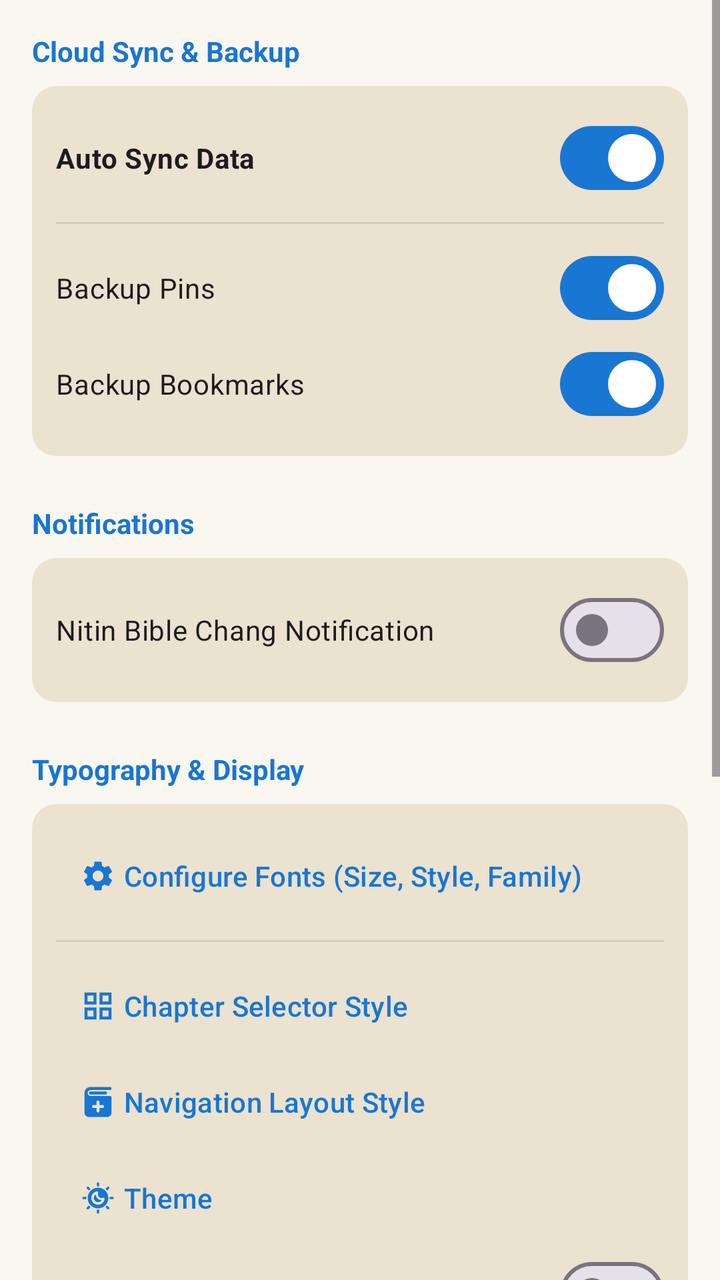
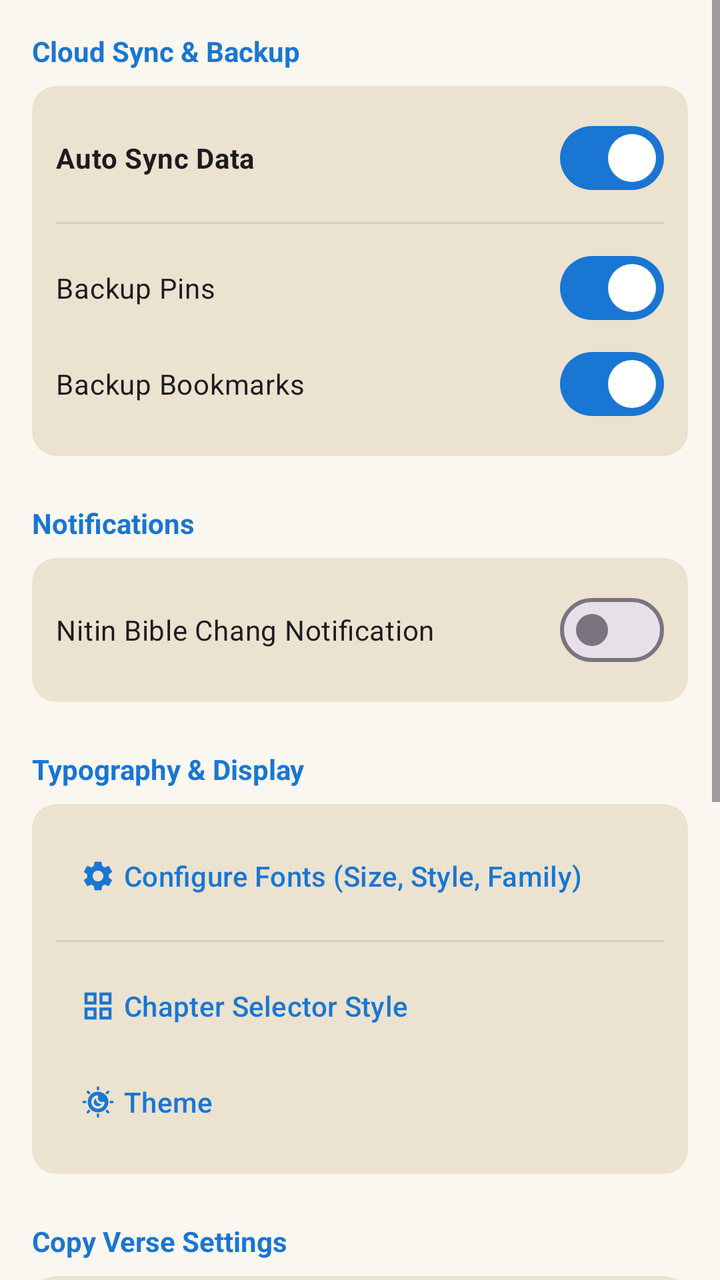

Screens rendered from an Android XML layout before and after an edit, with the pre-edit source and the edit as a unified diff.
<!-- AndroidManifest.xml: application theme Theme.MizoGoBible -->
<!-- res/layout/fragment_settings.xml -->
<?xml version="1.0" encoding="utf-8"?>
<androidx.constraintlayout.widget.ConstraintLayout xmlns:android="http://schemas.android.com/apk/res/android"
    xmlns:app="http://schemas.android.com/apk/res-auto"
    xmlns:tools="http://schemas.android.com/tools"
    android:layout_width="match_parent"
    android:layout_height="match_parent"
    android:background="?attr/colorSurface">

    
    <ScrollView
        android:layout_width="0dp"
        android:layout_height="match_parent"
        app:layout_constraintWidth_max="600dp"
        app:layout_constraintStart_toStartOf="parent"
        app:layout_constraintEnd_toEndOf="parent">

        <LinearLayout
            android:layout_width="match_parent"
            android:layout_height="wrap_content"
            android:orientation="vertical"
            android:padding="16dp">

            <TextView
                android:layout_width="wrap_content"
                android:layout_height="wrap_content"
                android:layout_marginBottom="8dp"
                android:text="Cloud Sync &amp; Backup"
                android:textColor="?attr/colorPrimary"
                android:textSize="14sp"
                android:textStyle="bold" />

            <com.google.android.material.card.MaterialCardView
                android:layout_width="match_parent"
                android:layout_height="wrap_content"
                android:layout_marginBottom="24dp"
                app:cardBackgroundColor="?attr/colorSecondaryContainer"
                app:cardCornerRadius="12dp"
                app:strokeWidth="0dp">

                <LinearLayout
                    android:layout_width="match_parent"
                    android:layout_height="wrap_content"
                    android:orientation="vertical"
                    android:padding="12dp">

                    <com.google.android.material.materialswitch.MaterialSwitch
                        android:id="@+id/switch_auto_sync"
                        android:layout_width="match_parent"
                        android:layout_height="wrap_content"
                        android:checked="true"
                        android:text="Auto Sync Data"
                        android:textStyle="bold" />

                    <View
                        android:layout_width="match_parent"
                        android:layout_height="1dp"
                        android:layout_marginVertical="8dp"
                        android:alpha="0.1"
                        android:background="?attr/colorOnSurface" />

                    <com.google.android.material.materialswitch.MaterialSwitch
                        android:id="@+id/switch_backup_pins"
                        android:layout_width="match_parent"
                        android:layout_height="wrap_content"
                        android:checked="true"
                        android:text="Backup Pins" />

                    <com.google.android.material.materialswitch.MaterialSwitch
                        android:id="@+id/switch_backup_bookmarks"
                        android:layout_width="match_parent"
                        android:layout_height="wrap_content"
                        android:checked="true"
                        android:text="Backup Bookmarks" />

                </LinearLayout>
            </com.google.android.material.card.MaterialCardView>

            <TextView
                android:layout_width="wrap_content"
                android:layout_height="wrap_content"
                android:layout_marginBottom="8dp"
                android:text="Notifications"
                android:textColor="?attr/colorPrimary"
                android:textSize="14sp"
                android:textStyle="bold" />

            <com.google.android.material.card.MaterialCardView
                android:layout_width="match_parent"
                android:layout_height="wrap_content"
                android:layout_marginBottom="24dp"
                app:cardBackgroundColor="?attr/colorSecondaryContainer"
                app:cardCornerRadius="12dp"
                app:strokeWidth="0dp">

                <LinearLayout
                    android:layout_width="match_parent"
                    android:layout_height="wrap_content"
                    android:orientation="vertical"
                    android:padding="12dp">

                    <com.google.android.material.materialswitch.MaterialSwitch
                        android:id="@+id/switch_daily_verse_notification"
                        android:layout_width="match_parent"
                        android:layout_height="wrap_content"
                        android:text="Nitin Bible Chang Notification" />

                </LinearLayout>
            </com.google.android.material.card.MaterialCardView>

            <TextView
                android:layout_width="wrap_content"
                android:layout_height="wrap_content"
                android:layout_marginBottom="8dp"
                android:text="Typography &amp; Display"
                android:textColor="?attr/colorPrimary"
                android:textSize="14sp"
                android:textStyle="bold" />

            <com.google.android.material.card.MaterialCardView
                android:layout_width="match_parent"
                android:layout_height="wrap_content"
                android:layout_marginBottom="24dp"
                app:cardBackgroundColor="?attr/colorSecondaryContainer"
                app:cardCornerRadius="12dp"
                app:strokeWidth="0dp">

                <LinearLayout
                    android:layout_width="match_parent"
                    android:layout_height="wrap_content"
                    android:orientation="vertical"
                    android:padding="12dp">

                    <com.google.android.material.button.MaterialButton
                        android:id="@+id/btn_font_settings"
                        style="@style/Widget.Material3.Button.TextButton"
                        android:layout_width="match_parent"
                        android:layout_height="wrap_content"
                        android:gravity="start|center_vertical"
                        android:text="Configure Fonts (Size, Style, Family)"
                        app:icon="@drawable/ic_settings_black_24dp" />

                    <View
                        android:layout_width="match_parent"
                        android:layout_height="1dp"
                        android:layout_marginVertical="8dp"
                        android:alpha="0.1"
                        android:background="?attr/colorOnSurface" />
                        
                    <com.google.android.material.button.MaterialButton
                        android:id="@+id/btn_chapter_selector_style"
                        style="@style/Widget.Material3.Button.TextButton"
                        android:layout_width="match_parent"
                        android:layout_height="wrap_content"
                        android:gravity="start|center_vertical"
                        android:text="Chapter Selector Style"
                        app:icon="@drawable/ic_grid_view" />

                    <FrameLayout
                        android:layout_width="match_parent"
                        android:layout_height="wrap_content">

                        <com.google.android.material.button.MaterialButton
                            android:id="@+id/btn_navigation_layout_style"
                            style="@style/Widget.Material3.Button.TextButton"
                            android:layout_width="match_parent"
                            android:layout_height="wrap_content"
                            android:gravity="start|center_vertical"
                            android:text="Navigation Layout Style"
                            app:icon="@drawable/home" />

                        <TextView
                            android:id="@+id/badge_new_layout"
                            android:layout_width="wrap_content"
                            android:layout_height="wrap_content"
                            android:layout_gravity="end|center_vertical"
                            android:layout_marginEnd="12dp"
                            android:background="@drawable/bg_new_badge"
                            android:paddingHorizontal="8dp"
                            android:paddingVertical="2dp"
                            android:text="NEW"
                            android:textColor="@color/white"
                            android:textSize="10sp"
                            android:textStyle="bold"
                            android:visibility="gone"
                            tools:visibility="visible" />
                    </FrameLayout>

                    <com.google.android.material.button.MaterialButton
                        android:id="@+id/btn_theme_settings"
                        style="@style/Widget.Material3.Button.TextButton"
                        android:layout_width="match_parent"
                        android:layout_height="wrap_content"
                        android:gravity="start|center_vertical"
                        android:text="Theme"
                        app:icon="@drawable/theme" />

                    <com.google.android.material.materialswitch.MaterialSwitch
                        android:id="@+id/switch_eye_protection"
                        android:layout_width="match_parent"
                        android:layout_height="wrap_content"
                        android:text="Mit Kham Venna" />

                    <com.google.android.material.materialswitch.MaterialSwitch
                        android:id="@+id/switch_keep_screen_on"
                        android:layout_width="match_parent"
                        android:layout_height="wrap_content"
                        android:text="Keep Screen On while reading" />

                </LinearLayout>
            </com.google.android.material.card.MaterialCardView>

            <TextView
                android:layout_width="wrap_content"
                android:layout_height="wrap_content"
                android:layout_marginBottom="8dp"
                android:text="Bible chang Copy &amp; Share Settings"
                android:textColor="?attr/colorPrimary"
                android:textSize="14sp"
                android:textStyle="bold" />

            <com.google.android.material.card.MaterialCardView
                android:layout_width="match_parent"
                android:layout_height="wrap_content"
                android:layout_marginBottom="24dp"
                app:cardBackgroundColor="?attr/colorSecondaryContainer"
                app:cardCornerRadius="12dp"
                app:strokeWidth="0dp">

                <LinearLayout
                    android:layout_width="match_parent"
                    android:layout_height="wrap_content"
                    android:orientation="vertical"
                    android:padding="12dp">

                    <com.google.android.material.materialswitch.MaterialSwitch
                        android:id="@+id/switch_copy_include_reference"
                        android:layout_width="match_parent"
                        android:layout_height="wrap_content"
                        android:checked="true"
                        android:text="Bible reference telh i duh chuan On rawh." />

                    <com.google.android.material.materialswitch.MaterialSwitch
                        android:id="@+id/switch_copy_reference_top_bottom"
                        android:layout_width="match_parent"
                        android:layout_height="wrap_content"
                        android:checked="false"
                        android:text="Reference a hnuai a dah i duh chuan On rawh." />

                </LinearLayout>
            </com.google.android.material.card.MaterialCardView>

            <com.google.android.material.button.MaterialButton
                android:id="@+id/btn_reset_all"
                style="@style/Widget.Material3.Button.TonalButton"
                android:layout_width="match_parent"
                android:layout_height="wrap_content"
                android:layout_marginTop="16dp"
                android:text="Reset All Local Data"
                android:textColor="#FF5252" />

            <TextView
                android:id="@+id/text_app_version"
                android:layout_width="wrap_content"
                android:layout_height="wrap_content"
                android:layout_gravity="center_horizontal"
                android:layout_marginTop="32dp"
                android:alpha="0.5"
                android:text="App Version: 1.0.0"
                android:textSize="12sp" />

        </LinearLayout>
    </ScrollView>
</androidx.constraintlayout.widget.ConstraintLayout>
<!-- resources referenced by this layout -->
<resources>
  <color name="white">#FFFFFFFF</color>
  <!-- drawable bg_new_badge (drawable) -->
  <?xml version="1.0" encoding="utf-8"?>
  <shape xmlns:android="http://schemas.android.com/apk/res/android"
      android:shape="rectangle">
      <solid android:color="#FF5252" />
      <corners android:radius="10dp" />
  </shape>
  <!-- drawable home: vector/xml drawable (drawable, 8472 chars, omitted) -->
  <!-- drawable ic_grid_view (drawable) -->
  <vector xmlns:android="http://schemas.android.com/apk/res/android"
      android:width="24dp"
      android:height="24dp"
      android:viewportWidth="24"
      android:viewportHeight="24"
      android:tint="?attr/colorControlNormal">
    <path
        android:fillColor="@android:color/white"
        android:pathData="M3,3v8h8V3H3zM9,9H5V5h4V9zM3,13v8h8v-8H3zM9,19H5v-4h4V19zM13,3v8h8V3H13zM19,9h-4V5h4V9zM13,13v8h8v-8H13zM19,19h-4v-4h4V19z"/>
  </vector>
  <!-- drawable ic_settings_black_24dp (drawable) -->
  <vector xmlns:android="http://schemas.android.com/apk/res/android"
      android:width="24dp"
      android:height="24dp"
      android:tint="?attr/colorControlNormal"
      android:viewportWidth="24"
      android:viewportHeight="24">
      <path
          android:fillColor="@android:color/white"
          android:pathData="M19.14,12.94c0.04,-0.3 0.06,-0.61 0.06,-0.94c0,-0.32 -0.02,-0.64 -0.07,-0.94l2.03,-1.58c0.18,-0.14 0.23,-0.41 0.12,-0.61l-1.92,-3.32c-0.12,-0.22 -0.37,-0.29 -0.59,-0.22l-2.39,0.96c-0.5,-0.38 -1.03,-0.7 -1.62,-0.94L14.4,2.81c-0.04,-0.24 -0.24,-0.41 -0.48,-0.41h-3.84c-0.24,0 -0.43,0.17 -0.47,0.41L9.25,5.35C8.66,5.59 8.12,5.92 7.63,6.29L5.24,5.33c-0.22,-0.08 -0.47,0 -0.59,0.22L2.74,8.87C2.62,9.08 2.66,9.34 2.86,9.48l2.03,1.58C4.84,11.36 4.8,11.69 4.8,12s0.02,0.64 0.07,0.94l-2.03,1.58c-0.18,0.14 -0.23,0.41 -0.12,0.61l1.92,3.32c0.12,0.22 0.37,0.29 0.59,0.22l2.39,-0.96c0.5,0.38 1.03,0.7 1.62,0.94l0.36,2.54c0.05,0.24 0.24,0.41 0.48,0.41h3.84c0.24,0 0.44,-0.17 0.47,-0.41l0.36,-2.54c0.59,-0.24 1.13,-0.56 1.62,-0.94l2.39,0.96c0.22,0.08 0.47,0 0.59,-0.22l1.92,-3.32c0.12,-0.22 0.07,-0.47 -0.12,-0.61L19.14,12.94zM12,15.6c-1.98,0 -3.6,-1.62 -3.6,-3.6s1.62,-3.6 3.6,-3.6s3.6,1.62 3.6,3.6S13.98,15.6 12,15.6z" />
  </vector>
  <!-- drawable theme: vector/xml drawable (drawable, 6866 chars, omitted) -->
  <style name="Theme.MizoGoBible" parent="Theme.Material3.DayNight.NoActionBar">
          
          <item name="colorPrimary">@color/bible_blue</item>
          <item name="colorOnPrimary">@color/white</item>
          
          
          <item name="android:windowBackground">#FAF7F0</item>
          <item name="colorSurface">#FAF7F0</item>
          <item name="colorOnSurface">#201A1B</item>
          <item name="colorSurfaceVariant">#EBE2CF</item>
          
          
          <item name="android:statusBarColor">@android:color/transparent</item>
          <item name="android:navigationBarColor">@android:color/transparent</item>
          <item name="android:windowLightStatusBar">true</item>
          <item name="android:windowLightNavigationBar" tools:targetApi="27">true</item>
  
          
          <item name="colorPrimaryContainer">#D3E4FF</item>
          <item name="colorOnPrimaryContainer">#001C38</item>
          <item name="colorSecondaryContainer">#EBE2CF</item>
          <item name="colorOnSecondaryContainer">#1A1C1E</item>
          
          <item name="elevationOverlayEnabled">false</item>
      </style>
  <color name="bible_blue">#1976D2</color>
</resources>

<!-- the commit's change to res/layout/fragment_settings.xml (unified diff, before → after) -->
@@ -155,36 +155,6 @@
                         android:text="Chapter Selector Style"
                         app:icon="@drawable/ic_grid_view" />
 
-                    <FrameLayout
-                        android:layout_width="match_parent"
-                        android:layout_height="wrap_content">
-
-                        <com.google.android.material.button.MaterialButton
-                            android:id="@+id/btn_navigation_layout_style"
-                            style="@style/Widget.Material3.Button.TextButton"
-                            android:layout_width="match_parent"
-                            android:layout_height="wrap_content"
-                            android:gravity="start|center_vertical"
-                            android:text="Navigation Layout Style"
-                            app:icon="@drawable/home" />
-
-                        <TextView
-                            android:id="@+id/badge_new_layout"
-                            android:layout_width="wrap_content"
-                            android:layout_height="wrap_content"
-                            android:layout_gravity="end|center_vertical"
-                            android:layout_marginEnd="12dp"
-                            android:background="@drawable/bg_new_badge"
-                            android:paddingHorizontal="8dp"
-                            android:paddingVertical="2dp"
-                            android:text="NEW"
-                            android:textColor="@color/white"
-                            android:textSize="10sp"
-                            android:textStyle="bold"
-                            android:visibility="gone"
-                            tools:visibility="visible" />
-                    </FrameLayout>
-
                     <com.google.android.material.button.MaterialButton
                         android:id="@+id/btn_theme_settings"
                         style="@style/Widget.Material3.Button.TextButton"
@@ -194,18 +164,6 @@
                         android:text="Theme"
                         app:icon="@drawable/theme" />
 
-                    <com.google.android.material.materialswitch.MaterialSwitch
-                        android:id="@+id/switch_eye_protection"
-                        android:layout_width="match_parent"
-                        android:layout_height="wrap_content"
-                        android:text="Mit Kham Venna" />
-
-                    <com.google.android.material.materialswitch.MaterialSwitch
-                        android:id="@+id/switch_keep_screen_on"
-                        android:layout_width="match_parent"
-                        android:layout_height="wrap_content"
-                        android:text="Keep Screen On while reading" />
-
                 </LinearLayout>
             </com.google.android.material.card.MaterialCardView>
 
@@ -213,7 +171,7 @@
                 android:layout_width="wrap_content"
                 android:layout_height="wrap_content"
                 android:layout_marginBottom="8dp"
-                android:text="Bible chang Copy &amp; Share Settings"
+                android:text="Copy Verse Settings"
                 android:textColor="?attr/colorPrimary"
                 android:textSize="14sp"
                 android:textStyle="bold" />
@@ -232,19 +190,136 @@
                     android:orientation="vertical"
                     android:padding="12dp">
 
-                    <com.google.android.material.materialswitch.MaterialSwitch
-                        android:id="@+id/switch_copy_include_reference"
-                        android:layout_width="match_parent"
-                        android:layout_height="wrap_content"
-                        android:checked="true"
-                        android:text="Bible reference telh i duh chuan On rawh." />
-
-                    <com.google.android.material.materialswitch.MaterialSwitch
-                        android:id="@+id/switch_copy_reference_top_bottom"
-                        android:layout_width="match_parent"
-                        android:layout_height="wrap_content"
-                        android:checked="false"
-                        android:text="Reference a hnuai a dah i duh chuan On rawh." />
+                    
+                    <LinearLayout
+                        android:id="@+id/layout_copy_include_ref"
+                        android:layout_width="match_parent"
+                        android:layout_height="wrap_content"
+                        android:gravity="center_vertical"
+                        android:orientation="horizontal"
+                        android:paddingVertical="6dp">
+
+                        <LinearLayout
+                            android:layout_width="0dp"
+                            android:layout_height="wrap_content"
+                            android:layout_weight="1"
+                            android:orientation="vertical">
+
+                            <TextView
+                                android:layout_width="wrap_content"
+                                android:layout_height="wrap_content"
+                                android:text="Include Reference"
+                                android:textColor="?attr/colorOnSurface"
+                                android:textSize="14sp"
+                                android:textStyle="bold" />
+
+                            <TextView
+                                android:layout_width="wrap_content"
+                                android:layout_height="wrap_content"
+                                android:alpha="0.7"
+                                android:text="Bible reference telh i duh chuan On rawh."
+                                android:textColor="?attr/colorOnSurface"
+                                android:textSize="12sp" />
+                        </LinearLayout>
+
+                        <com.google.android.material.materialswitch.MaterialSwitch
+                            android:id="@+id/switch_copy_include_reference"
+                            android:layout_width="wrap_content"
+                            android:layout_height="wrap_content"
+                            android:checked="true" />
+                    </LinearLayout>
+
+                    <View
+                        android:layout_width="match_parent"
+                        android:layout_height="1dp"
+                        android:layout_marginVertical="6dp"
+                        android:alpha="0.08"
+                        android:background="?attr/colorOnSurface" />
+
+                    
+                    <LinearLayout
+                        android:id="@+id/layout_copy_ref_bottom"
+                        android:layout_width="match_parent"
+                        android:layout_height="wrap_content"
+                        android:gravity="center_vertical"
+                        android:orientation="horizontal"
+                        android:paddingVertical="6dp">
+
+                        <LinearLayout
+                            android:layout_width="0dp"
+                            android:layout_height="wrap_content"
+                            android:layout_weight="1"
+                            android:orientation="vertical">
+
+                            <TextView
+                                android:layout_width="wrap_content"
+                                android:layout_height="wrap_content"
+                                android:text="Reference at Bottom"
+                                android:textColor="?attr/colorOnSurface"
+                                android:textSize="14sp"
+                                android:textStyle="bold" />
+
+                            <TextView
+                                android:layout_width="wrap_content"
+                                android:layout_height="wrap_content"
+                                android:alpha="0.7"
+                                android:text="Reference a hnuai a dah i duh chuan On rawh."
+                                android:textColor="?attr/colorOnSurface"
+                                android:textSize="12sp" />
+                        </LinearLayout>
+
+                        <com.google.android.material.materialswitch.MaterialSwitch
+                            android:id="@+id/switch_copy_reference_top_bottom"
+                            android:layout_width="wrap_content"
+                            android:layout_height="wrap_content"
+                            android:checked="false" />
+                    </LinearLayout>
+
+                    <View
+                        android:layout_width="match_parent"
+                        android:layout_height="1dp"
+                        android:layout_marginVertical="6dp"
+                        android:alpha="0.08"
+                        android:background="?attr/colorOnSurface" />
+
+                    
+                    <LinearLayout
+                        android:id="@+id/layout_copy_hide_verse_numbers"
+                        android:layout_width="match_parent"
+                        android:layout_height="wrap_content"
+                        android:gravity="center_vertical"
+                        android:orientation="horizontal"
+                        android:paddingVertical="6dp">
+
+                        <LinearLayout
+                            android:layout_width="0dp"
+                            android:layout_height="wrap_content"
+                            android:layout_weight="1"
+                            android:orientation="vertical">
+
+                            <TextView
+                                android:layout_width="wrap_content"
+                                android:layout_height="wrap_content"
+                                android:text="Hide Verse Numbers"
+                                android:textColor="?attr/colorOnSurface"
+                                android:textSize="14sp"
+                                android:textStyle="bold" />
+
+                            <TextView
+                                android:layout_width="wrap_content"
+                                android:layout_height="wrap_content"
+                                android:alpha="0.7"
+                                android:text="Bible chang copy-in a kara chang number telh loh nan."
+                                android:textColor="?attr/colorOnSurface"
+                                android:textSize="12sp" />
+                        </LinearLayout>
+
+                        <com.google.android.material.materialswitch.MaterialSwitch
+                            android:id="@+id/switch_copy_hide_verse_numbers"
+                            android:layout_width="wrap_content"
+                            android:layout_height="wrap_content"
+                            android:checked="false" />
+                    </LinearLayout>
 
                 </LinearLayout>
             </com.google.android.material.card.MaterialCardView>
<!-- resource entries referenced after the edit -->
@@ -1,14 +1,6 @@
 <!-- resources referenced by this layout -->
 <resources>
   <color name="white">#FFFFFFFF</color>
-  <!-- drawable bg_new_badge (drawable) -->
-  <?xml version="1.0" encoding="utf-8"?>
-  <shape xmlns:android="http://schemas.android.com/apk/res/android"
-      android:shape="rectangle">
-      <solid android:color="#FF5252" />
-      <corners android:radius="10dp" />
-  </shape>
-  <!-- drawable home: vector/xml drawable (drawable, 8472 chars, omitted) -->
   <!-- drawable ic_grid_view (drawable) -->
   <vector xmlns:android="http://schemas.android.com/apk/res/android"
       android:width="24dp"
@@ -24,11 +16,10 @@
   <vector xmlns:android="http://schemas.android.com/apk/res/android"
       android:width="24dp"
       android:height="24dp"
-      android:tint="?attr/colorControlNormal"
       android:viewportWidth="24"
       android:viewportHeight="24">
       <path
-          android:fillColor="@android:color/white"
+          android:fillColor="#000000"
           android:pathData="M19.14,12.94c0.04,-0.3 0.06,-0.61 0.06,-0.94c0,-0.32 -0.02,-0.64 -0.07,-0.94l2.03,-1.58c0.18,-0.14 0.23,-0.41 0.12,-0.61l-1.92,-3.32c-0.12,-0.22 -0.37,-0.29 -0.59,-0.22l-2.39,0.96c-0.5,-0.38 -1.03,-0.7 -1.62,-0.94L14.4,2.81c-0.04,-0.24 -0.24,-0.41 -0.48,-0.41h-3.84c-0.24,0 -0.43,0.17 -0.47,0.41L9.25,5.35C8.66,5.59 8.12,5.92 7.63,6.29L5.24,5.33c-0.22,-0.08 -0.47,0 -0.59,0.22L2.74,8.87C2.62,9.08 2.66,9.34 2.86,9.48l2.03,1.58C4.84,11.36 4.8,11.69 4.8,12s0.02,0.64 0.07,0.94l-2.03,1.58c-0.18,0.14 -0.23,0.41 -0.12,0.61l1.92,3.32c0.12,0.22 0.37,0.29 0.59,0.22l2.39,-0.96c0.5,0.38 1.03,0.7 1.62,0.94l0.36,2.54c0.05,0.24 0.24,0.41 0.48,0.41h3.84c0.24,0 0.44,-0.17 0.47,-0.41l0.36,-2.54c0.59,-0.24 1.13,-0.56 1.62,-0.94l2.39,0.96c0.22,0.08 0.47,0 0.59,-0.22l1.92,-3.32c0.12,-0.22 0.07,-0.47 -0.12,-0.61L19.14,12.94zM12,15.6c-1.98,0 -3.6,-1.62 -3.6,-3.6s1.62,-3.6 3.6,-3.6s3.6,1.62 3.6,3.6S13.98,15.6 12,15.6z" />
   </vector>
   <!-- drawable theme: vector/xml drawable (drawable, 6866 chars, omitted) -->
